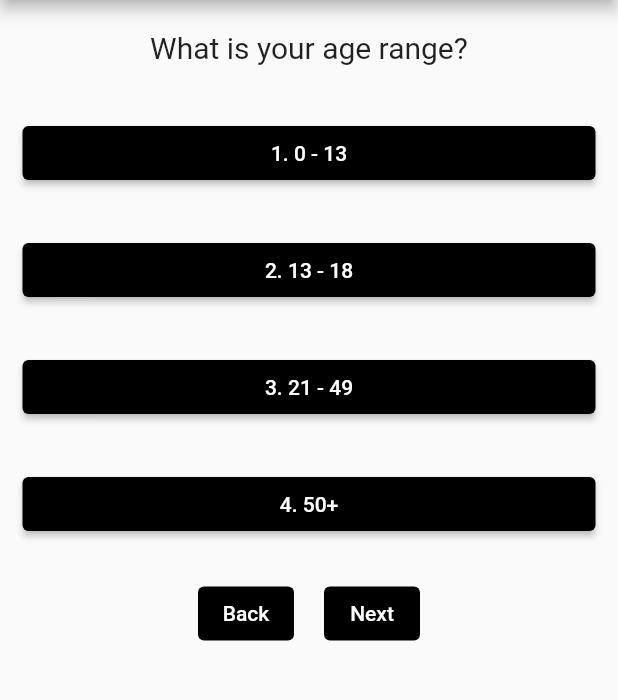
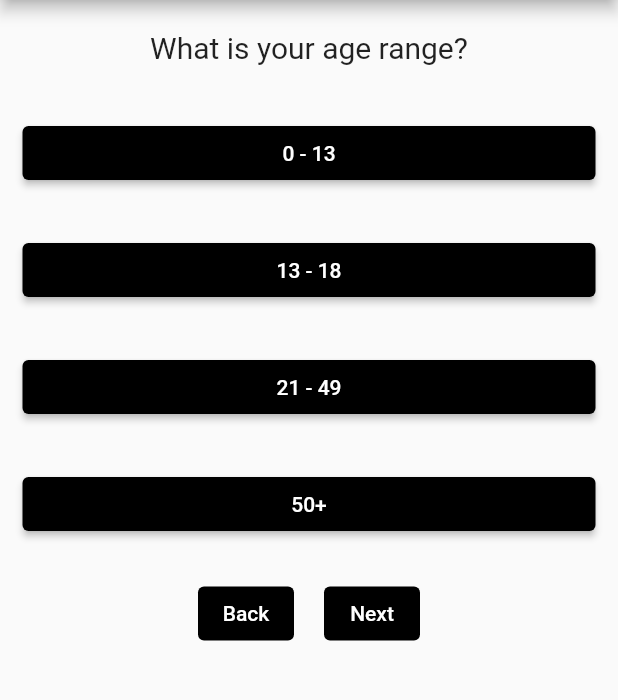
Before and after one commit to edewindt/TestApp, a Flutter app: the screen it shows after launch, on a phone screen of 412 x 824 dp, the part 84-784 px from its top. Run offline on Flutter 3.47's test engine with Material 2 defaults, Android fonts, the phone set to English and light mode, and no system bars.

Commit message:
split app into two sections

```diff
--- a/lib/answer.dart
+++ b/lib/answer.dart
@@ -3,8 +3,7 @@ import 'package:flutter/material.dart';
 class Answer extends StatelessWidget {
   final String answer;
   final Function change;
-  final int order;
-  const Answer(this.order, this.answer, this.change, {super.key});
+  const Answer(this.answer, this.change, {super.key});
 
   @override
   Widget build(BuildContext context) {
@@ -16,7 +15,7 @@ class Answer extends StatelessWidget {
         onPressed: (() {
           change(answer);
         }),
-        child: Text('$order. $answer'),
+        child: Text(answer),
       ),
     );
   }
--- a/lib/main.dart
+++ b/lib/main.dart
@@ -1,7 +1,5 @@
 import 'package:flutter/material.dart';
-import './question.dart';
-import './answer.dart';
-import './nav.dart';
+import './quiz.dart';
 
 void main() => runApp(const TestApp());
 
@@ -13,7 +11,7 @@ class TestApp extends StatefulWidget {
 }
 
 class TestAppState extends State<TestApp> {
-  final List<Map> questions = const [
+  final List<Map<String, Object>> questions = const [
     {
       'question': 'What is your age range?',
       'answers': ['0 - 13', '13 - 18', '21 - 49', '50+']
@@ -66,22 +64,13 @@ class TestAppState extends State<TestApp> {
           title: const Text('Test App'),
         ),
         body: _i < questions.length
-            ? Column(children: [
-                Question(questions[_i]['question'] as String),
-                Column(
-                  children: [
-                    for (var i = 0; i < questions[_i]['answers'].length; i++)
-                      Answer(i + 1, questions[_i]['answers'][i], change)
-                  ],
-                ),
-                Nav(handle: answer),
-                if (chosen[_i] != '0')
-                  Text(
-                    chosen[_i],
-                    style: const TextStyle(fontSize: 20),
-                  )
-              ])
-            : Center(
+            ? Quiz(
+                questions: questions,
+                ii: _i,
+                change: change,
+                answer: answer,
+                chosen: chosen)
+            : const Center(
                 child: Text('The End'),
               ),
       ),
--- /dev/null
+++ b/lib/quiz.dart
@@ -0,0 +1,41 @@
+import 'package:flutter/material.dart';
+import './answer.dart';
+import './question.dart';
+import './nav.dart';
+
+class Quiz extends StatelessWidget {
+  final List<Map<String, Object>> questions;
+  final int ii;
+  final Function change;
+  final Function answer;
+  final List<String> chosen;
+  const Quiz(
+      {required this.questions,
+      required this.ii,
+      required this.change,
+      required this.answer,
+      super.key,
+      required this.chosen});
+  void name(params) {
+    {}
+  }
+
+  @override
+  Widget build(BuildContext context) {
+    return Column(children: [
+      Question(questions[ii]['question'] as String),
+      Column(
+        children: [
+          for (var i in questions[ii]['answers'] as List<String>)
+            Answer(i, change)
+        ],
+      ),
+      Nav(handle: answer),
+      if (chosen[ii] != '0')
+        Text(
+          chosen[ii],
+          style: const TextStyle(fontSize: 20),
+        )
+    ]);
+  }
+}
```
